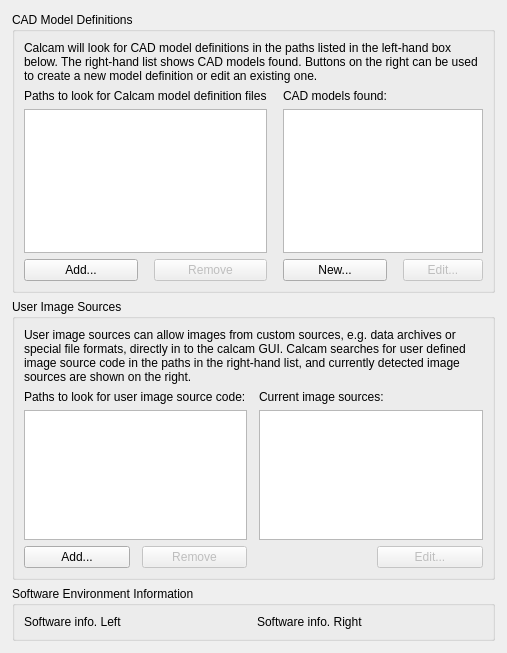
Before: the Qt Designer form calcam/gui/qt_designer_files/settings.ui in euratom-software/calcam, drawn with Qt 5.
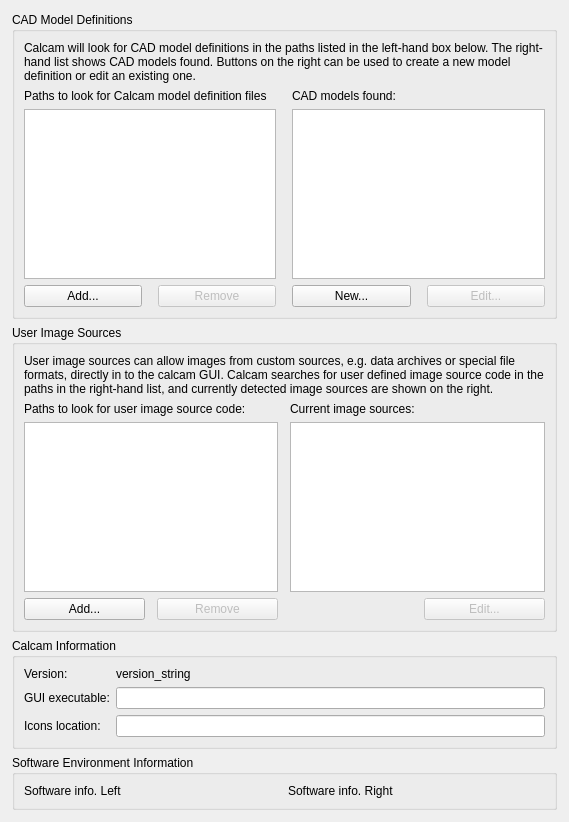
After: the same form once the commit is applied.

Commit message: Add exe and icon locations to settings GUI; continue work on 3D viewer for 3D coordinate loading and displaying.

Diff of the .ui file:
```diff
--- a/calcam/gui/qt_designer_files/settings.ui
+++ b/calcam/gui/qt_designer_files/settings.ui
@@ -6,8 +6,8 @@
    <rect>
     <x>0</x>
     <y>0</y>
-    <width>494</width>
-    <height>653</height>
+    <width>569</width>
+    <height>822</height>
    </rect>
   </property>
   <property name="windowTitle">
@@ -27,6 +27,29 @@
     <property name="bottomMargin">
      <number>12</number>
     </property>
+    <item row="3" column="0">
+     <widget class="QGroupBox" name="groupBox_3">
+      <property name="title">
+       <string>Software Environment Information</string>
+      </property>
+      <layout class="QHBoxLayout" name="horizontalLayout">
+       <item>
+        <widget class="QLabel" name="env_info_left">
+         <property name="text">
+          <string>Software info. Left</string>
+         </property>
+        </widget>
+       </item>
+       <item>
+        <widget class="QLabel" name="env_info_right">
+         <property name="text">
+          <string>Software info. Right</string>
+         </property>
+        </widget>
+       </item>
+      </layout>
+     </widget>
+    </item>
     <item row="0" column="0">
      <widget class="QGroupBox" name="groupBox">
       <property name="title">
@@ -180,22 +203,50 @@
      </widget>
     </item>
     <item row="2" column="0">
-     <widget class="QGroupBox" name="groupBox_3">
+     <widget class="QGroupBox" name="groupBox_4">
       <property name="title">
-       <string>Software Environment Information</string>
+       <string>Calcam Information</string>
       </property>
-      <layout class="QHBoxLayout" name="horizontalLayout">
-       <item>
-        <widget class="QLabel" name="env_info_left">
+      <layout class="QGridLayout" name="gridLayout_4">
+       <item row="0" column="0">
+        <widget class="QLabel" name="label_7">
          <property name="text">
-          <string>Software info. Left</string>
+          <string>Version:</string>
          </property>
         </widget>
        </item>
-       <item>
-        <widget class="QLabel" name="env_info_right">
+       <item row="2" column="0">
+        <widget class="QLabel" name="label_9">
          <property name="text">
-          <string>Software info. Right</string>
+          <string>Icons location:</string>
+         </property>
+        </widget>
+       </item>
+       <item row="1" column="0">
+        <widget class="QLabel" name="label_8">
+         <property name="text">
+          <string>GUI executable:</string>
+         </property>
+        </widget>
+       </item>
+       <item row="0" column="1">
+        <widget class="QLabel" name="calcam_version">
+         <property name="text">
+          <string>version_string</string>
+         </property>
+        </widget>
+       </item>
+       <item row="1" column="1">
+        <widget class="QLineEdit" name="exe_path">
+         <property name="readOnly">
+          <bool>true</bool>
+         </property>
+        </widget>
+       </item>
+       <item row="2" column="1">
+        <widget class="QLineEdit" name="icons_path">
+         <property name="readOnly">
+          <bool>true</bool>
          </property>
         </widget>
        </item>
```
The commit also changes 7 other files.
